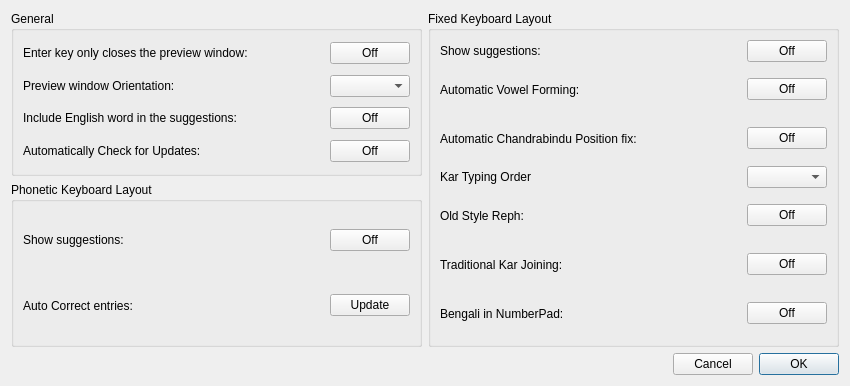
Before: the Qt Designer form src/frontend/SettingsDialog.ui in OpenBangla/OpenBangla-Keyboard, drawn with Qt 5.
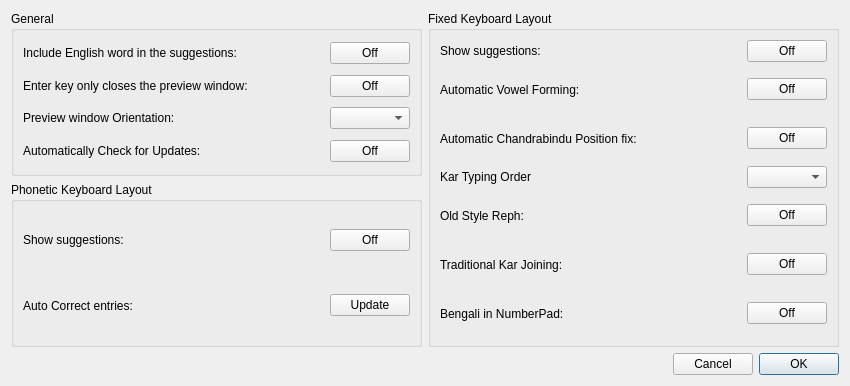
After: the same form once the commit is applied.

Commit message: Update the Settings dialog

```diff
--- a/src/frontend/SettingsDialog.ui
+++ b/src/frontend/SettingsDialog.ui
@@ -30,7 +30,7 @@
           <string>General</string>
          </property>
          <layout class="QGridLayout" name="gridLayout">
-          <item row="1" column="0">
+          <item row="2" column="0">
            <widget class="QLabel" name="label_3">
             <property name="sizePolicy">
              <sizepolicy hsizetype="Expanding" vsizetype="Expanding">
@@ -46,23 +46,7 @@
             </property>
            </widget>
           </item>
-          <item row="0" column="1">
-           <widget class="QPushButton" name="btnEnterClosePW">
-            <property name="sizePolicy">
-             <sizepolicy hsizetype="Minimum" vsizetype="Fixed">
-              <horstretch>0</horstretch>
-              <verstretch>0</verstretch>
-             </sizepolicy>
-            </property>
-            <property name="text">
-             <string>Off</string>
-            </property>
-            <property name="checkable">
-             <bool>true</bool>
-            </property>
-           </widget>
-          </item>
-          <item row="1" column="1">
+          <item row="2" column="1">
            <widget class="QComboBox" name="cmbOrientation">
             <property name="sizePolicy">
              <sizepolicy hsizetype="Minimum" vsizetype="Fixed">
@@ -75,7 +59,20 @@
             </property>
            </widget>
           </item>
-          <item row="3" column="1">
+          <item row="4" column="0">
+           <widget class="QLabel" name="lblUpdateCheck">
+            <property name="sizePolicy">
+             <sizepolicy hsizetype="Expanding" vsizetype="Expanding">
+              <horstretch>0</horstretch>
+              <verstretch>0</verstretch>
+             </sizepolicy>
+            </property>
+            <property name="text">
+             <string>Automatically Check for Updates:</string>
+            </property>
+           </widget>
+          </item>
+          <item row="4" column="1">
            <widget class="QPushButton" name="btnCheckUpdate">
             <property name="sizePolicy">
              <sizepolicy hsizetype="Minimum" vsizetype="Fixed">
@@ -94,20 +91,7 @@
             </property>
            </widget>
           </item>
-          <item row="3" column="0">
-           <widget class="QLabel" name="lblUpdateCheck">
-            <property name="sizePolicy">
-             <sizepolicy hsizetype="Expanding" vsizetype="Expanding">
-              <horstretch>0</horstretch>
-              <verstretch>0</verstretch>
-             </sizepolicy>
-            </property>
-            <property name="text">
-             <string>Automatically Check for Updates:</string>
-            </property>
-           </widget>
-          </item>
-          <item row="0" column="0">
+          <item row="1" column="0">
            <widget class="QLabel" name="label">
             <property name="sizePolicy">
              <sizepolicy hsizetype="Expanding" vsizetype="Expanding">
@@ -123,7 +107,23 @@
             </property>
            </widget>
           </item>
-          <item row="2" column="0">
+          <item row="1" column="1">
+           <widget class="QPushButton" name="btnEnterClosePW">
+            <property name="sizePolicy">
+             <sizepolicy hsizetype="Minimum" vsizetype="Fixed">
+              <horstretch>0</horstretch>
+              <verstretch>0</verstretch>
+             </sizepolicy>
+            </property>
+            <property name="text">
+             <string>Off</string>
+            </property>
+            <property name="checkable">
+             <bool>true</bool>
+            </property>
+           </widget>
+          </item>
+          <item row="0" column="0">
            <widget class="QLabel" name="label_5">
             <property name="sizePolicy">
              <sizepolicy hsizetype="Expanding" vsizetype="Expanding">
@@ -139,7 +139,7 @@
             </property>
            </widget>
           </item>
-          <item row="2" column="1">
+          <item row="0" column="1">
            <widget class="QPushButton" name="btnIncludeEnglishPrevWin">
             <property name="sizePolicy">
              <sizepolicy hsizetype="Minimum" vsizetype="Fixed">
```
